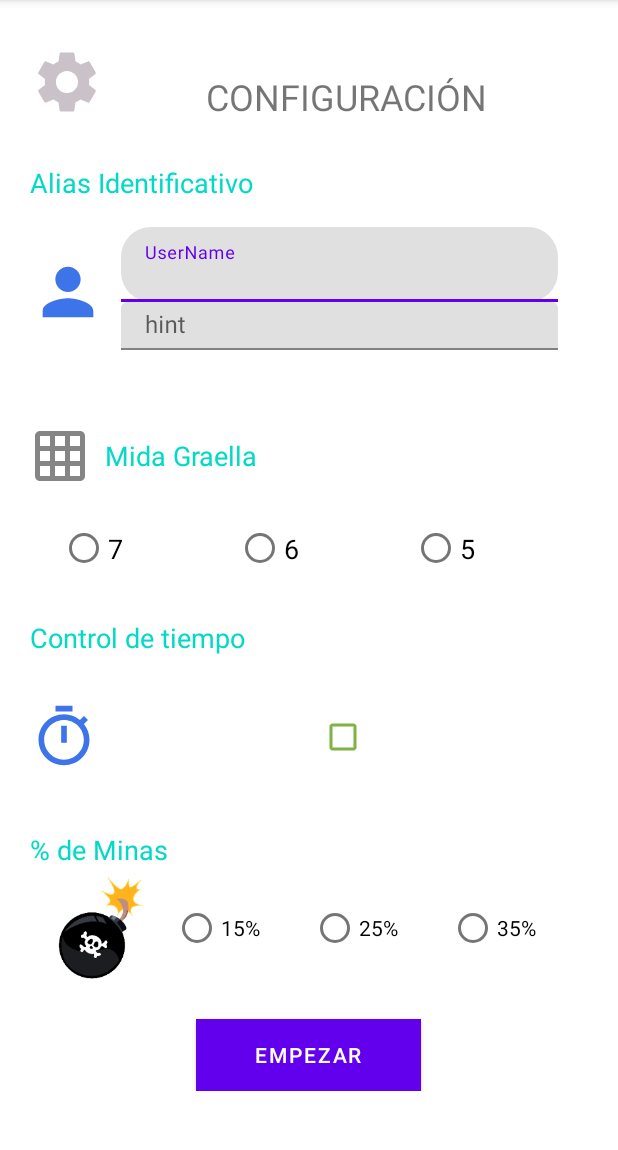
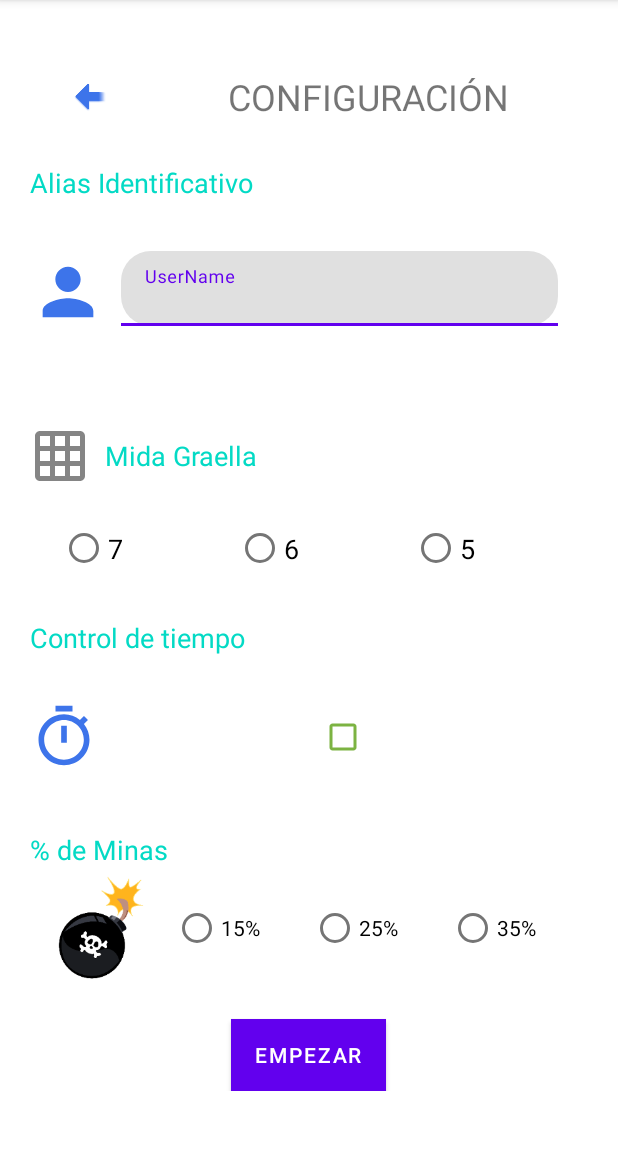
Before and after one commit to marcsabate7/Buscaminas, an Android app: the Configuration screen opened directly, with no data from a screen before it, on a phone screen of 412 x 824 dp, the part 84-1234 px from its top. Run offline under Robolectric (Android 15) with nearby library versions, the light colour scheme and no system bars.

Commit message:
StartCode Configuration

```diff
--- a/app/build.gradle
+++ b/app/build.gradle
@@ -33,6 +33,8 @@
     implementation 'androidx.appcompat:appcompat:1.2.0'
     implementation 'com.google.android.material:material:1.3.0'
     implementation 'androidx.constraintlayout:constraintlayout:2.0.4'
+    implementation 'androidx.navigation:navigation-fragment:2.3.3'
+    implementation 'androidx.navigation:navigation-ui:2.3.3'
     testImplementation 'junit:junit:4.+'
     androidTestImplementation 'androidx.test.ext:junit:1.1.2'
     androidTestImplementation 'androidx.test.espresso:espresso-core:3.3.0'
--- a/app/src/main/java/com/marc/buscaminas/Configuration.java
+++ b/app/src/main/java/com/marc/buscaminas/Configuration.java
@@ -1,16 +1,33 @@
 package com.marc.buscaminas;
 
 import android.os.Bundle;
+import android.provider.ContactsContract;
+import android.widget.Button;
+import android.widget.EditText;
+import android.widget.ImageButton;
+import android.widget.RadioButton;
+import android.widget.RadioGroup;
 
 import androidx.appcompat.app.AppCompatActivity;
 
 public class Configuration extends AppCompatActivity {
+
+    private ImageButton backToMain;
+    private Button startGame;
+    private EditText userName;
+    private RadioGroup radioGropuNumeroParrilla, radioGroupBombsPercentage;
 
     @Override
     protected void onCreate(Bundle savedInstanceState) {
         super.onCreate(savedInstanceState);
         setContentView(R.layout.configuration);
 
+        backToMain = (ImageButton) findViewById(R.id.ConfigBackToMain);
+        startGame = (Button) findViewById(R.id.EmpezarDesdeConfig);
+        userName = findViewById(R.id.EditText_username);
+        radioGropuNumeroParrilla = findViewById(R.id.RadioGroupGraella);
+        radioGroupBombsPercentage = findViewById(R.id.RadioGroupBombs);
+
     }
 
 }
--- a/app/src/main/res/layout/configuration.xml
+++ b/app/src/main/res/layout/configuration.xml
@@ -23,14 +23,12 @@
                 android:orientation="horizontal">
 
                 <ImageButton
-                    android:id="@+id/imageButton"
-                    android:layout_width="5dp"
-                    android:layout_height="70dp"
+                    android:id="@+id/ConfigBackToMain"
+                    android:layout_width="65dp"
+                    android:layout_height="match_parent"
                     android:layout_weight="1"
-                    android:background="#FFFFFF"
-                    android:paddingTop="10dp"
-                    android:scaleType="fitStart"
-                    app:srcCompat="@drawable/ic_configsign" />
+                    android:backgroundTint="@color/white"
+                    app:srcCompat="@drawable/ic_backarrow" />
 
                 <TextView
                     android:id="@+id/configuración"
@@ -63,6 +61,7 @@
             <LinearLayout
                 android:layout_width="match_parent"
                 android:layout_height="92dp"
+                android:layout_gravity="center"
                 android:gravity="center"
                 android:orientation="horizontal"
                 android:paddingTop="10dp"
@@ -70,7 +69,7 @@
 
                 <ImageView
                     android:id="@+id/imageView3"
-                    android:layout_width="21dp"
+                    android:layout_width="61dp"
                     android:layout_height="65dp"
                     android:layout_weight="1"
                     android:paddingTop="10dp"
@@ -78,15 +77,20 @@
                     android:scaleType="fitStart"
                     app:srcCompat="@drawable/ic_usericon" />
 
+
+
+
                 <com.google.android.material.textfield.TextInputLayout
                     android:layout_width="wrap_content"
                     android:layout_height="match_parent"
+                    android:gravity="center"
                     app:boxCornerRadiusBottomEnd="20dp"
                     app:boxCornerRadiusBottomStart="20dp"
                     app:boxCornerRadiusTopEnd="20dp"
                     app:boxCornerRadiusTopStart="20dp">
 
                     <com.google.android.material.textfield.TextInputEditText
+                        android:id="@+id/EditText_username"
                         android:layout_width="291dp"
                         android:layout_height="50dp"
                         android:drawablePadding="15dp"
@@ -96,17 +100,8 @@
                         android:inputType="text"
                         android:shadowRadius="20" />
 
-                    <com.google.android.material.textfield.TextInputLayout
-                        android:layout_width="match_parent"
-                        android:layout_height="match_parent">
+                </com.google.android.material.textfield.TextInputLayout>
 
-                        <com.google.android.material.textfield.TextInputEditText
-                            android:layout_width="match_parent"
-                            android:layout_height="wrap_content"
-                            android:hint="hint" />
-                    </com.google.android.material.textfield.TextInputLayout>
-
-                </com.google.android.material.textfield.TextInputLayout>
 
 
             </LinearLayout>
@@ -143,6 +138,7 @@
                 android:orientation="horizontal">
 
                 <RadioGroup
+                    android:id="@+id/RadioGroupGraella"
                     android:layout_width="391dp"
                     android:layout_height="62dp"
                     android:layout_weight="1"
@@ -240,6 +236,7 @@
                         app:srcCompat="@drawable/bomb" />
 
                     <RadioGroup
+                        android:id="@+id/RadioGroupBombs"
                         android:layout_width="match_parent"
                         android:layout_height="match_parent"
                         android:layout_weight="1"
@@ -270,13 +267,15 @@
             </LinearLayout>
 
             <Button
-                android:id="@+id/button"
-                android:layout_width="150dp"
+                android:id="@+id/EmpezarDesdeConfig"
+                android:layout_width="wrap_content"
                 android:layout_height="wrap_content"
                 android:layout_gravity="center"
-                android:background="@color/purple_200"
+                android:background="#FFFFFF"
+                android:backgroundTint="#FFFFFF"
                 android:text="EMPEZAR"
-                android:textColor="@color/white" />
+                android:textColor="@color/white"/>
+
 
         </LinearLayout>
     </ScrollView>
--- /dev/null
+++ b/app/src/main/res/values/dimens.xml
@@ -0,0 +1,3 @@
+<resources>
+    <dimen name="fab_margin">16dp</dimen>
+</resources>
```
Also changed, not shown: app/src/main/AndroidManifest.xml (+6 -2 lines), app/src/main/java/com/marc/buscaminas/Partida.java (added, +14 -0 lines), app/src/main/res/layout/partida.xml (added, +9 -0 lines), app/src/main/res/navigation/nav_graph.xml (added, +28 -0 lines), app/src/main/res/values/strings.xml (+9 -0 lines), app/src/main/res/values/themes.xml (+9 -0 lines).
